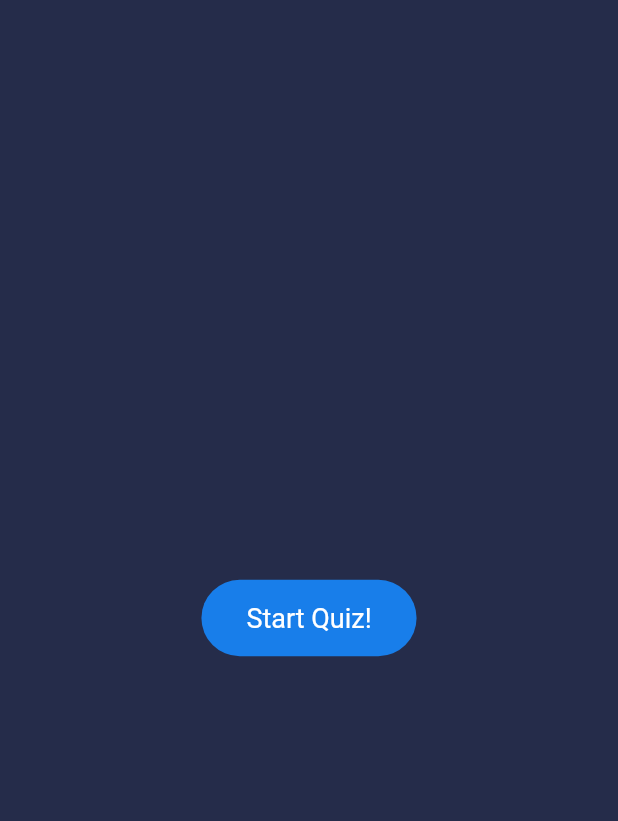
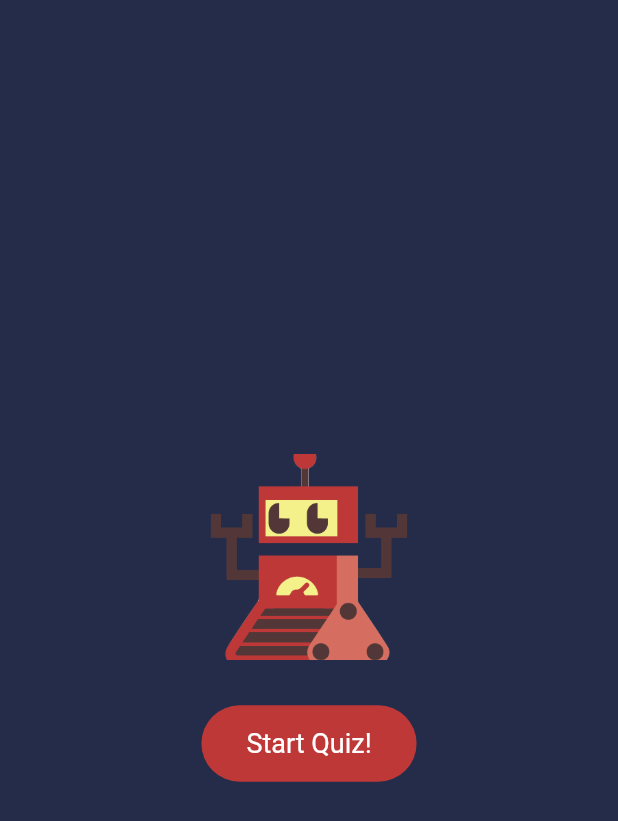
Before and after one commit to feMoraes0/quiz-app, a Flutter app: the screen it shows after launch, on a phone screen of 412 x 824 dp. Shown: the top 821 px of the screen. Run offline on Flutter 3.47's test engine with Material 2 defaults, Android fonts, the phone set to English and light mode, and no system bars; our stand-ins replace html_unescape.

Commit message:
project: added result screen and images

```diff
--- a/lib/main.dart
+++ b/lib/main.dart
@@ -1,5 +1,6 @@
 import 'package:flutter/material.dart';
 import 'package:quiz_app/screens/quiz.dart';
+import 'package:quiz_app/screens/result.dart';
 import 'package:quiz_app/screens/start.dart';
 
 void main() => runApp(MyApp());
@@ -13,11 +14,12 @@ class MyApp extends StatelessWidget {
       theme: ThemeData(
         brightness: Brightness.light,
         backgroundColor: Color.fromRGBO(37, 44, 74, 1.0),
-        primaryColor: Color.fromRGBO(24, 126, 234, 1.0),
+        primaryColor: Color.fromRGBO(190, 56, 55, 1.0),
       ),
       routes: {
         'start': (context) => Start(),
         'quiz': (context) => Quiz(),
+        'result': (context) => Result(),
       },
       home: Start(),
     );
--- a/lib/screens/start.dart
+++ b/lib/screens/start.dart
@@ -4,13 +4,26 @@ class Start extends StatelessWidget {
   @override
   Widget build(BuildContext context) {
     ThemeData theme = Theme.of(context);
+    Size screen = MediaQuery.of(context).size;
     return Scaffold(
       backgroundColor: theme.backgroundColor,
       body: SafeArea(
-        child: Center(
+        child: Column(
+          mainAxisAlignment: MainAxisAlignment.center,
+          children: <Widget>[
+            Container(
+              margin: const EdgeInsets.only(bottom: 30.0),
+              height: screen.width / 3,
+              width: screen.width / 3,
+              child: Image(
+                image: AssetImage('assets/images/quiz-logo.png'),
+                fit: BoxFit.cover,
+              ),
+            ),
+            Center(
               child: GestureDetector(
                 onTap: () {
-              Navigator.pushNamed(context, 'quiz');
+                  Navigator.pushReplacementNamed(context, 'quiz');
                 },
                 child: Container(
                   padding: const EdgeInsets.symmetric(
@@ -19,7 +32,11 @@ class Start extends StatelessWidget {
                   ),
                   decoration: BoxDecoration(
                     color: theme.primaryColor,
-                borderRadius: BorderRadius.all(Radius.circular(30.0,),),
+                    borderRadius: BorderRadius.all(
+                      Radius.circular(
+                        30.0,
+                      ),
+                    ),
                   ),
                   child: Text(
                     'Start Quiz!',
@@ -31,6 +48,8 @@ class Start extends StatelessWidget {
                 ),
               ),
             ),
+          ],
+        ),
       ),
     );
   }
--- a/pubspec.yaml
+++ b/pubspec.yaml
@@ -20,6 +20,7 @@ dependencies:
   flutter:
     sdk: flutter
   http:
+  html_unescape:
 
   # The following adds the Cupertino Icons font to your application.
   # Use with the CupertinoIcons class for iOS style icons.
@@ -45,6 +46,8 @@ flutter:
   # assets:
   #  - images/a_dot_burr.jpeg
   #  - images/a_dot_ham.jpeg
+  assets:
+    - assets/images/
 
   # An image asset can refer to one or more resolution-specific "variants", see
   # https://flutter.dev/assets-and-images/#resolution-aware.
```
Also changed, not shown: lib/screens/quiz.dart (+39 -21 lines), lib/screens/result.dart (added, +100 -0 lines), assets/images/celebrate.png (added), assets/images/quiz-logo.png (added), assets/images/repeat.png (added), pubspec.lock. Lines whose indentation alone changed are shown as unchanged.
